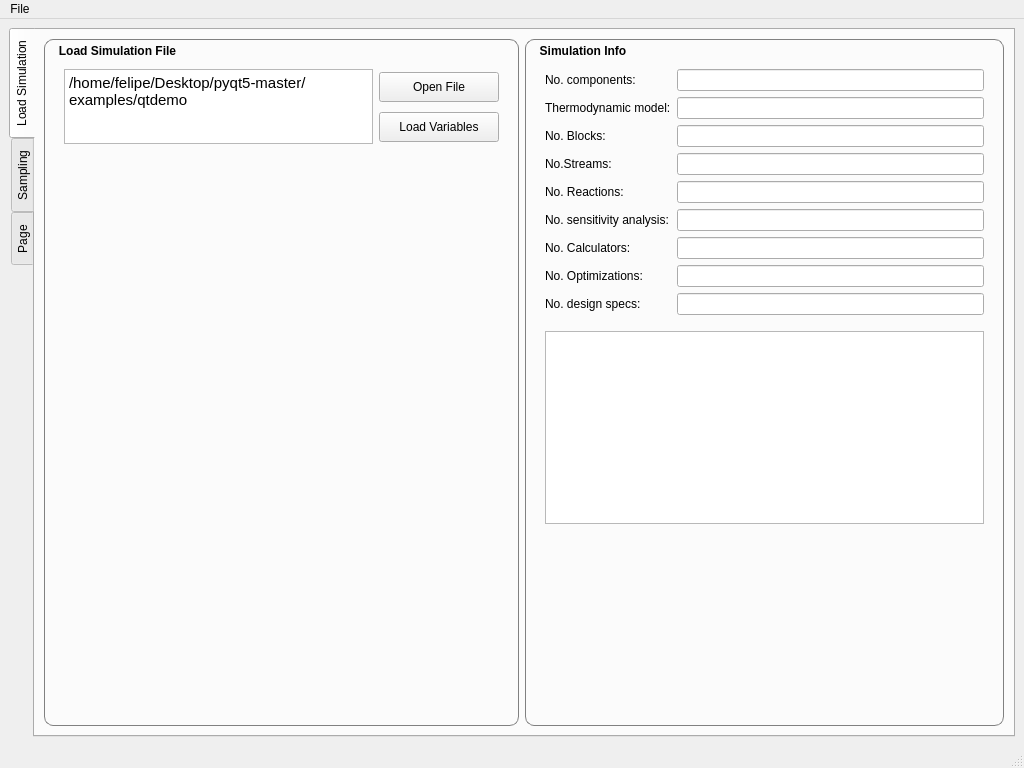
Above: gui/views/mainwindow.ui from feslima/metacontrol before the change. Below: the same form after it.
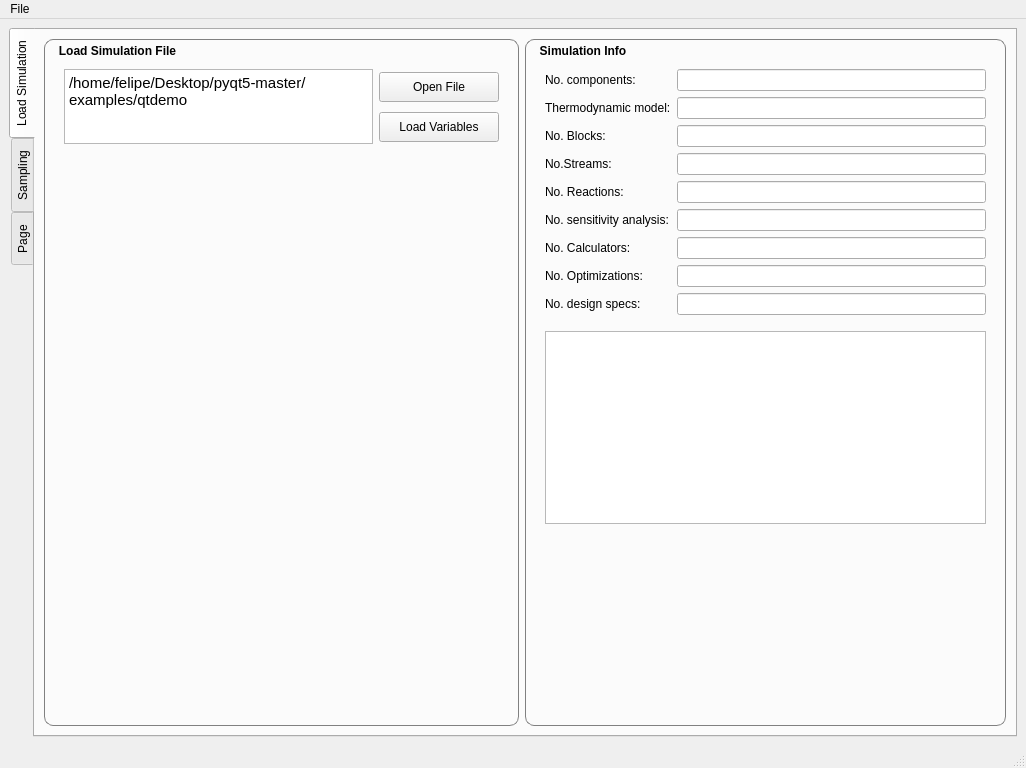
That is the form after the change.

The edit to the form file:
```diff
--- a/gui/views/mainwindow.ui
+++ b/gui/views/mainwindow.ui
@@ -6,7 +6,7 @@
    <rect>
     <x>0</x>
     <y>0</y>
-    <width>1024</width>
+    <width>1026</width>
     <height>768</height>
    </rect>
   </property>
@@ -38,6 +38,9 @@
         <verstretch>0</verstretch>
        </sizepolicy>
       </property>
+      <property name="styleSheet">
+       <string notr="true">QTabWidget::setTabIcon(0, QIcon('Screenshot.png'))</string>
+      </property>
       <property name="tabPosition">
        <enum>QTabWidget::West</enum>
       </property>
@@ -47,7 +50,13 @@
       <property name="currentIndex">
        <number>0</number>
       </property>
+      <property name="tabsClosable">
+       <bool>false</bool>
+      </property>
       <widget class="QWidget" name="tab">
+       <property name="styleSheet">
+        <string notr="true"/>
+       </property>
        <attribute name="title">
         <string>Load Simulation</string>
        </attribute>
@@ -473,7 +482,7 @@
     <rect>
      <x>0</x>
      <y>0</y>
-     <width>1024</width>
+     <width>1026</width>
      <height>25</height>
     </rect>
    </property>
```
Left out of the diff: 29 changed lines with no effect on the pictures.
